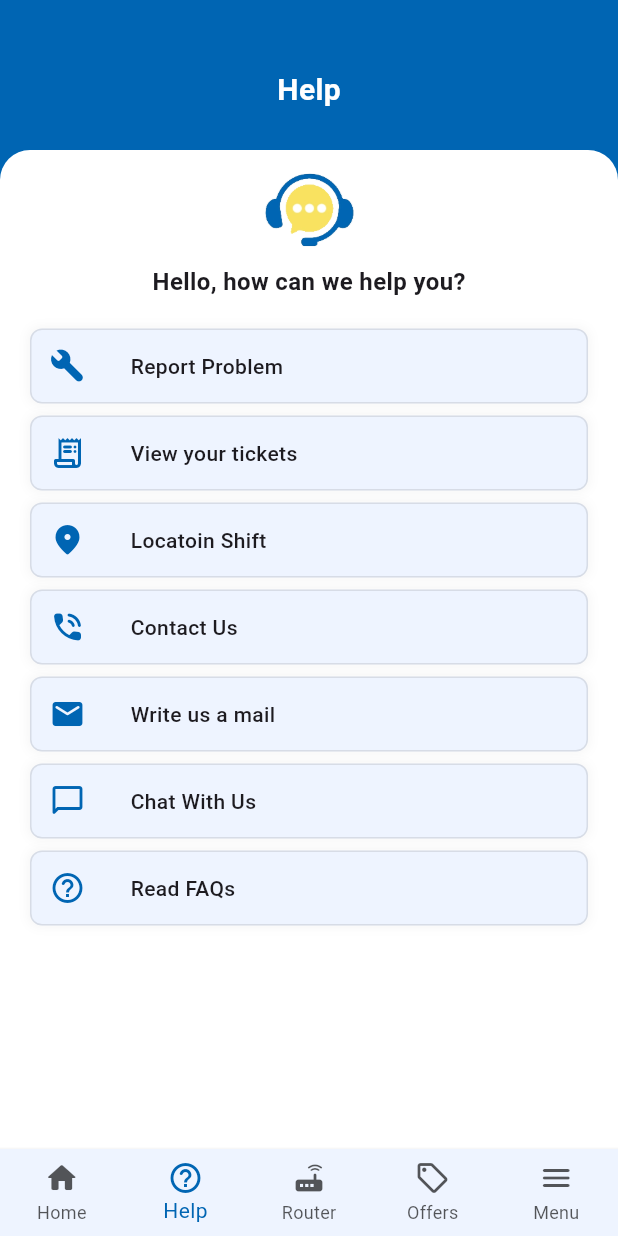
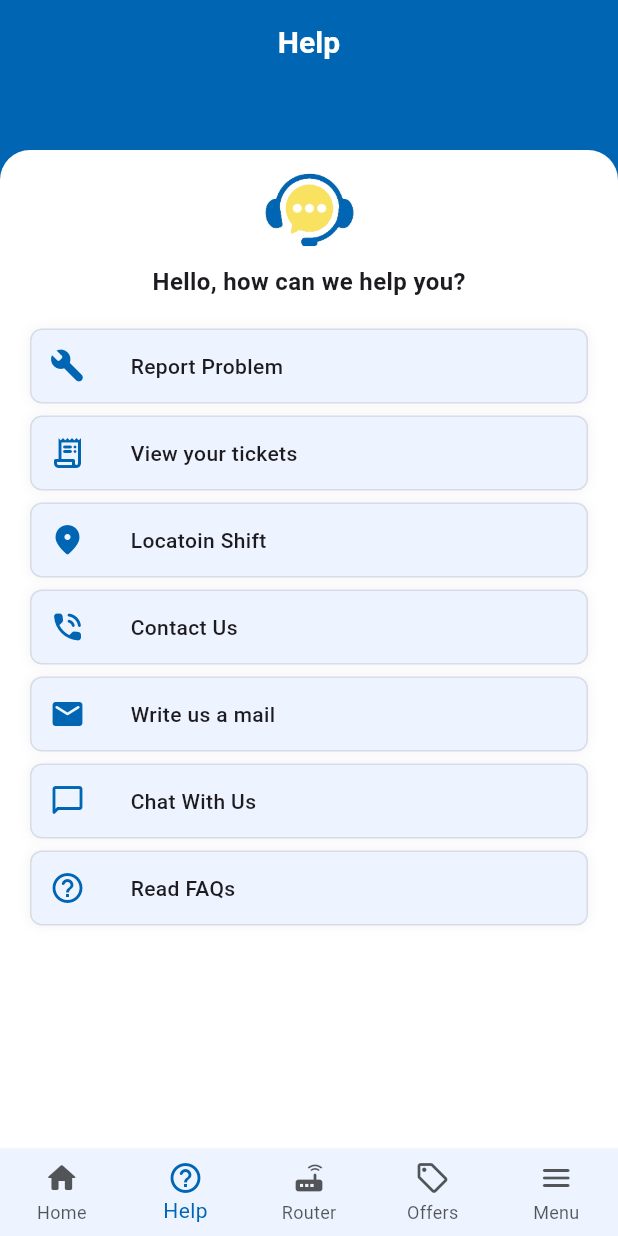
Before and after one commit to Nishan-Pradhan06/worldLink_app_ui_clone, a Flutter app: the screen it shows after launch, item 2 of the bottom bar chosen, on a phone screen of 412 x 824 dp. Run offline on Flutter 3.47's test engine with Material 3 defaults, Android fonts, the phone set to English and light mode, and no system bars.

Commit message:
fix-appbar-helpscreen

```diff
--- a/lib/view/screens/help_screen.dart
+++ b/lib/view/screens/help_screen.dart
@@ -1,5 +1,5 @@
 import 'package:flutter/material.dart';
-import 'package:worldlink/constants/theme.dart';
+import 'package:worldlink/view/components/appbar.dart';
 import 'package:worldlink/view/components/help_list_card.dart';
 
 class HelpScreen extends StatelessWidget {
@@ -9,21 +9,7 @@ class HelpScreen extends StatelessWidget {
   Widget build(BuildContext context) {
     return Stack(
       children: [
-        Container(
-          height: 120,
-          width: double.infinity,
-          decoration: const BoxDecoration(color: AppColor.primary),
-          child: const Center(
-            child: Text(
-              'Help',
-              style: TextStyle(
-                fontSize: 20,
-                fontWeight: FontWeight.bold,
-                color: Colors.white,
-              ),
-            ),
-          ),
-        ),
+        const MyAppBar(title: 'Help'),
         Padding(
           padding: const EdgeInsets.only(top: 100),
           child: Container(
```
